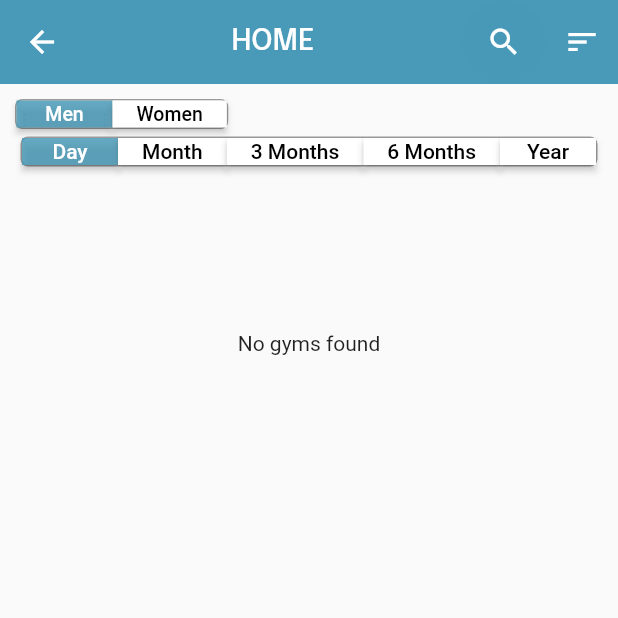
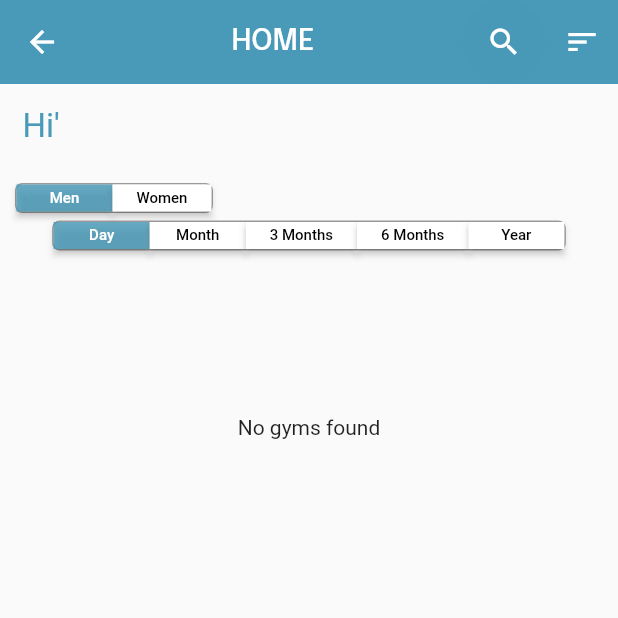
Before and after one commit to mu545/GymsHome, a Flutter app: the NewWidgetHome screen opened directly with empty values, on a phone screen of 412 x 824 dp, the top half of it. Run offline on Flutter 3.47's test engine with Material 2 defaults, Android fonts, the phone set to English and light mode, and no system bars; our stand-ins replace carousel_slider, cloud_firestore, firebase_auth, firebase_core, firebase_storage, flutter_rating_bar and 10 more; missing offline and left inert: dart:ffi, maps_launcher, ntp, stripe_payment; accounts and stored records are empty.

Commit message:
Fahad newhome

```diff
--- a/lib/widgets/newhome.dart
+++ b/lib/widgets/newhome.dart
@@ -1,4 +1,5 @@
 import 'dart:ffi';
+import 'dart:math';
 //import 'dart:html';
 import 'package:cloud_firestore/cloud_firestore.dart';
 import 'package:flutter/material.dart';
@@ -39,6 +40,7 @@ class NewHome extends StatefulWidget {
 }
 
 class _NewHomeState extends State<NewHome> {
+  // String? name;
   // Customer? currentc;
   String? uid;
   int _selectedIndex = 0;
@@ -51,6 +53,7 @@ class _NewHomeState extends State<NewHome> {
     super.initState();
     SharedPreferences.getInstance().then((userdata) {
       setState(() {
+        // name = userdata.getString('name');
         uid = userdata.getString('uid');
       });
     }).whenComplete((() {
@@ -64,6 +67,7 @@ class _NewHomeState extends State<NewHome> {
     setState(() {
       _list = [
         NewWidgetHome(
+          // name: name ?? 'no name',
           userid: uid ?? 'no user',
         ),
         Viewcompare(
@@ -132,8 +136,10 @@ bool _ShowOnly = false;
 class NewWidgetHome extends StatefulWidget {
   //  bool shoefav;
   // Customer? customer;
+  // String name;
   final String userid;
   NewWidgetHome({
+    // required this.name,
     required this.userid,
     Key? key,
   }) : super(key: key);
@@ -292,12 +298,6 @@ class _NewWidgetHomeState extends State<NewWidgetHome> {
   }
 
   Future<void> sortByLocation(bool ascending) async {
-    // priceChoose(priceChoosed);
-    // setState(() {});
-    // String tmp = genderChoosed;
-    // genderChoose('Men');
-    // genderChoose(tmp);
-
     GeoPoint gym1;
     double dis1;
     GeoPoint gym2;
@@ -559,6 +559,37 @@ class _NewWidgetHomeState extends State<NewWidgetHome> {
       ),
       body: Column(
         children: [
+          Row(
+            children: [
+              Padding(
+                padding: const EdgeInsets.all(15.0),
+                child: FutureBuilder(
+                    future: FirebaseFirestore.instance
+                        .collection('Customer')
+                        .doc(widget.userid)
+                        .get(),
+                    builder:
+                        (context, AsyncSnapshot<DocumentSnapshot> snapshot) {
+                      if (snapshot.hasData) {
+                        DocumentSnapshot<Object?> _owner = snapshot.data!;
+                        String name = _owner['name'];
+
+                        return Text(
+                          "Hi' " + name,
+                          style: TextStyle(
+                              color: colors.blue_base,
+                              fontFamily: 'Roboto',
+                              fontSize: 22),
+                        );
+                      }
+                      return Center(
+                          child: CircularProgressIndicator(
+                        color: colors.blue_base,
+                      ));
+                    }),
+              )
+            ],
+          ),
           //  Container(
           //    height: 50,
           //    child: const Padding(
@@ -592,7 +623,7 @@ class _NewWidgetHomeState extends State<NewWidgetHome> {
                               color: genderChoosed == 'Men'
                                   ? Colors.white
                                   : Colors.black,
-                              fontSize: 13),
+                              fontSize: 10),
                         ),
                         style: ButtonStyle(
                             shape: MaterialStateProperty.all<OutlinedBorder>(
@@ -613,7 +644,7 @@ class _NewWidgetHomeState extends State<NewWidgetHome> {
                             color: genderChoosed == 'Women'
                                 ? Colors.white
                                 : Colors.black,
-                            fontSize: 13),
+                            fontSize: 10),
                       ),
                       style: ButtonStyle(
                           shape: MaterialStateProperty.all<OutlinedBorder>(
@@ -660,6 +691,7 @@ class _NewWidgetHomeState extends State<NewWidgetHome> {
                       child: Text(
                         'Day',
                         style: TextStyle(
+                          fontSize: 10,
                           color: priceChoosed == 'One Day'
                               ? Colors.white
                               : Colors.black,
@@ -684,6 +716,7 @@ class _NewWidgetHomeState extends State<NewWidgetHome> {
                       child: Text(
                         'Month',
                         style: TextStyle(
+                          fontSize: 10,
                           color: priceChoosed == 'One Month'
                               ? Colors.white
                               : Colors.black,
@@ -708,6 +741,7 @@ class _NewWidgetHomeState extends State<NewWidgetHome> {
                       child: Text(
                         '3 Months',
                         style: TextStyle(
+                          fontSize: 10,
                           color: priceChoosed == 'Three Months'
                               ? Colors.white
                               : Colors.black,
@@ -732,12 +766,14 @@ class _NewWidgetHomeState extends State<NewWidgetHome> {
                       child: Text(
                         '6 Months',
                         style: TextStyle(
+                          fontSize: 10,
                           color: priceChoosed == 'Six Months'
                               ? Colors.white
                               : Colors.black,
                         ),
                       ),
                       style: ButtonStyle(
+                          // minimumSize: ,
                           shape: MaterialStateProperty.all<OutlinedBorder>(
                               RoundedRectangleBorder(side: BorderSide.none)),
                           backgroundColor: priceChoosed == 'Six Months'
@@ -756,6 +792,7 @@ class _NewWidgetHomeState extends State<NewWidgetHome> {
                       child: Text(
                         'Year',
                         style: TextStyle(
+                          fontSize: 10,
                           color: priceChoosed == 'One Year'
                               ? Colors.white
                               : Colors.black,
```
